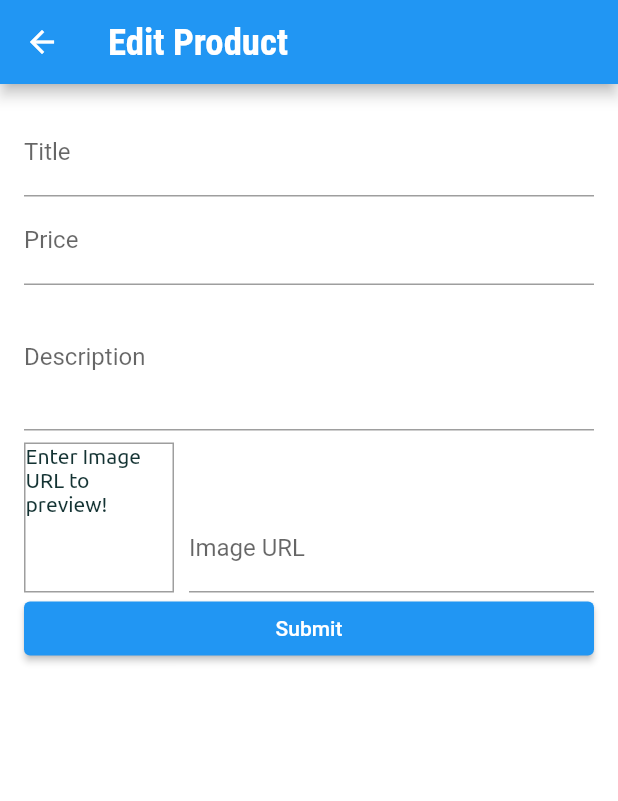
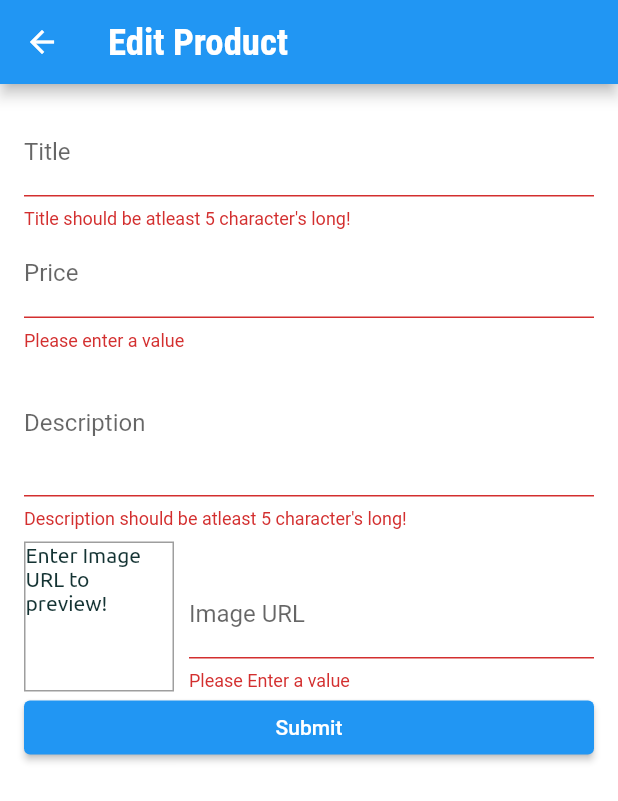
Before and after one commit to DeepeshDragoneel/EMartingApp_Flutter, a Flutter app: the EditProductScreen screen opened by its route, after a tap on "Submit", on a phone screen of 412 x 824 dp. Shown: the top 801 px of the screen. Run offline on Flutter 3.47's test engine with Material 2 defaults, Android fonts, the phone set to English and light mode, and no system bars; network calls fail.

Commit message:
Added form validation

```diff
--- a/lib/screens/editProductScreen.dart
+++ b/lib/screens/editProductScreen.dart
@@ -32,11 +32,22 @@ class _EditProductScreenState extends State<EditProductScreen> {
 
   void _updateImagePreview() {
     if (!_imageUrlFocusNode.hasFocus) {
+      if ((!_imageURLPreviewController.text.startsWith('http') &&
+              !_imageURLPreviewController.text.startsWith('https')) ||
+          (!_imageURLPreviewController.text.endsWith('png') &&
+              !_imageURLPreviewController.text.endsWith('.jpg') &&
+              !_imageURLPreviewController.text.endsWith('.jpeg'))) {
+        return;
+      }
       setState(() {});
     }
   }
 
   void _submitForm() {
+    final isValid = _form.currentState!.validate();
+    if (!isValid) {
+      return;
+    }
     _form.currentState!.save();
   }
 
@@ -63,13 +74,12 @@ class _EditProductScreenState extends State<EditProductScreen> {
                         id: '',
                       );
                     },
-                  // validator: (value){
-                  //   if(value.lenght<5){
-                  //     return 'Title should be atleast 5 character\'s long!';
-                  //   }
-                  //   return null;
-                  // }
-                ),
+                    validator: (value) {
+                      if (value!.length < 5) {
+                        return 'Title should be atleast 5 character\'s long!';
+                      }
+                      return null;
+                    }),
                 TextFormField(
                     decoration: InputDecoration(labelText: 'Price'),
                     keyboardType: TextInputType.number,
@@ -83,7 +93,18 @@ class _EditProductScreenState extends State<EditProductScreen> {
                         id: '',
                       );
                     },
-                ),
+                    validator: (value) {
+                      if (value!.isEmpty) {
+                        return 'Please enter a value';
+                      }
+                      if (double.tryParse(value) == null) {
+                        return 'Enter a valid number';
+                      }
+                      if (double.parse(value) <= 0) {
+                        return 'Price should be greater than 0';
+                      }
+                      return null;
+                    }),
                 TextFormField(
                     decoration: InputDecoration(labelText: 'Description'),
                     maxLines: 3,
@@ -97,7 +118,12 @@ class _EditProductScreenState extends State<EditProductScreen> {
                         id: '',
                       );
                     },
-                ),
+                    validator: (value) {
+                      if (value!.length < 10) {
+                        return 'Description should be atleast 5 character\'s long!';
+                      }
+                      return null;
+                    }),
                 Row(
                   crossAxisAlignment: CrossAxisAlignment.end,
                   children: [
@@ -131,6 +157,21 @@ class _EditProductScreenState extends State<EditProductScreen> {
                               id: '',
                             );
                           },
+                          validator: (value) {
+                            if (value!.isEmpty) {
+                              return 'Please Enter a value';
+                            }
+                            if (!value.startsWith('http') &&
+                                !value.startsWith('https')) {
+                              return 'Please enter a valid URL';
+                            }
+                            if (!value.endsWith('png') &&
+                                !value.endsWith('.jpg') &&
+                                !value.endsWith('.jpeg')) {
+                              return 'Please enter an Image URL';
+                            }
+                            return null;
+                          },
                           onEditingComplete: () {
                             setState(() {});
                           },
```
Lines whose indentation alone changed are shown as unchanged.
